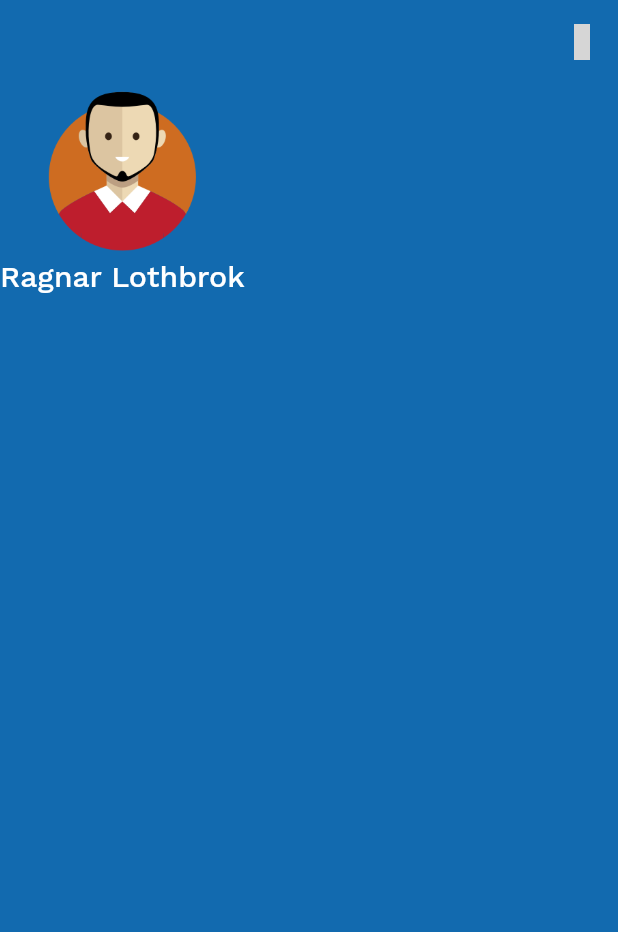
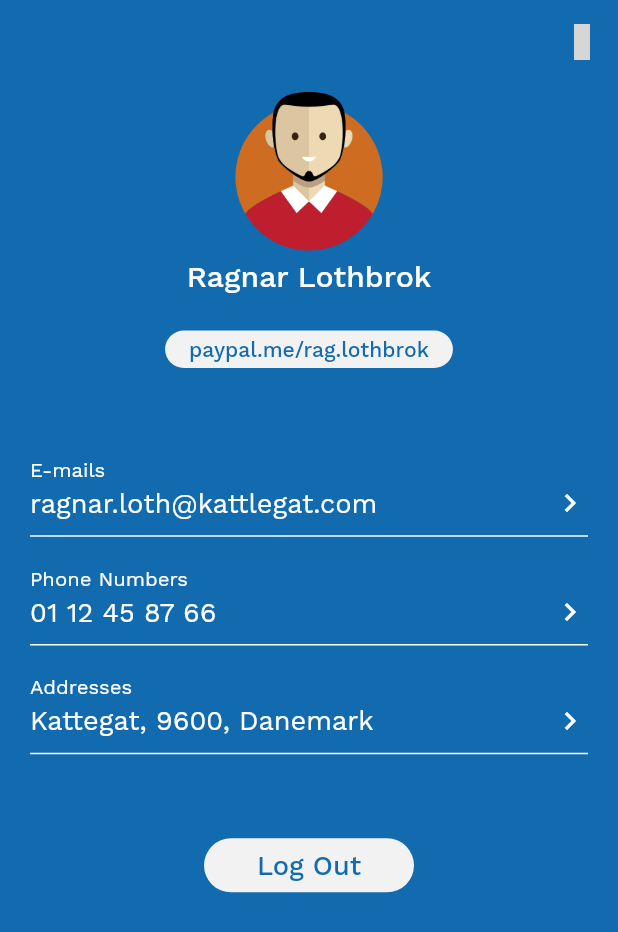
Before and after one commit to LiveLikeCounter/Flutter-Paypal-Redesign, a Flutter app: the screen it shows after launch, after a tap on "MR.RAGNAR LOTHBROK", on a phone screen of 412 x 824 dp. Shown: the top 932 px of the screen. Run offline on Flutter 3.47's test engine with Material 2 defaults, Android fonts, the phone set to English and light mode, and no system bars; our stand-ins replace community_material_icon; project files that could hold a hidden picture were left out; grey boxes are pictures that could not be loaded.

Commit message:
Profilepage added

```diff
--- a/lib/screens/profile.dart
+++ b/lib/screens/profile.dart
@@ -30,17 +30,150 @@ class _ProfileState extends State<Profile> {
               ),
             ],
           ),
-            body: Column(
+          body: SingleChildScrollView(
+            child: Column(
               mainAxisAlignment: MainAxisAlignment.start,
               crossAxisAlignment: CrossAxisAlignment.center,
               children: <Widget>[
                 Image.asset('assets/images/if_1_avatar_2754574.png', scale: 2.2),
                 Text(
                   'Ragnar Lothbrok',
-                  style: TextStyle(fontFamily: 'worksans', fontSize: 20, fontWeight: FontWeight.w500, color: Colors.white),
+                  style: TextStyle(
+                      fontFamily: 'worksans',
+                      fontSize: 20,
+                      fontWeight: FontWeight.w500,
+                      color: Colors.white),
+                ),
+                SizedBox(height: 25),
+                SizedBox(
+                  height: 25,
+                  child: FlatButton(
+                    color: PaypalColors.LightGrey,
+                    textColor: PaypalColors.DarkBlue,
+                    child: Text(
+                      "paypal.me/rag.lothbrok",
+                      style: TextStyle(
+                          fontFamily: "worksans",
+                          color: PaypalColors.DarkBlue,
+                          fontSize: 14),
+                    ),
+                    onPressed: () {
+                      Navigator.of(context).push(
+                        MaterialPageRoute<Null>(
+                          builder: (BuildContext context) {
+                            return Profile();
+                          },
+                          fullscreenDialog: true,
+                        ),
+                      );
+                    },
+                    shape: RoundedRectangleBorder(
+                      borderRadius: BorderRadius.circular(30.0),
+                    ),
+                  ),
+                ),
+                SizedBox(height: 50),
+                Container(
+                  margin: EdgeInsets.symmetric(horizontal: 20),
+                  child: Column(
+                    children: <Widget>[
+                      TextFormField(
+                        decoration: InputDecoration(
+                          labelText: "E-mails",
+                          labelStyle: TextStyle(color: Colors.white),
+                          enabledBorder: UnderlineInputBorder(
+                            borderSide: BorderSide(color: Colors.white),
+                          ),
+                          focusedBorder: UnderlineInputBorder(
+                            borderSide: BorderSide(color: Colors.white),
+                          ),
+                          // contentPadding: EdgeInsets.only(top: 40, bottom: 20),
+                          suffixIcon: Padding(
+                            padding: const EdgeInsetsDirectional.only(
+                                top: 18, start: 50),
+                            child: Icon(Icons.chevron_right, color: Colors.white),
+                          ),
+                        ),
+                        style: TextStyle(
+                            fontFamily: "worksans",
+                            color: Colors.white,
+                            fontSize: 18),
+                        initialValue: "ragnar.loth@kattlegat.com",
+                      ),
+                      SizedBox(height: 10),
+                      TextFormField(
+                        decoration: InputDecoration(
+                          labelText: "Phone Numbers",
+                          labelStyle: TextStyle(color: Colors.white),
+                          enabledBorder: UnderlineInputBorder(
+                            borderSide: BorderSide(color: Colors.white),
+                          ),
+                          focusedBorder: UnderlineInputBorder(
+                            borderSide: BorderSide(color: Colors.white),
+                          ),
+                          // contentPadding: EdgeInsets.only(top: 40, bottom: 20),
+                          suffixIcon: Padding(
+                            padding: const EdgeInsetsDirectional.only(
+                                top: 18, start: 50),
+                            child: Icon(Icons.chevron_right, color: Colors.white),
+                          ),
+                        ),
+                        style: TextStyle(
+                            fontFamily: "worksans",
+                            color: Colors.white,
+                            fontSize: 18),
+                        initialValue: "01 12 45 87 66",
+                      ),
+                      SizedBox(height: 10),
+                      TextFormField(
+                        decoration: InputDecoration(
+                          labelText: "Addresses",
+                          labelStyle: TextStyle(color: Colors.white),
+                          enabledBorder: UnderlineInputBorder(
+                            borderSide: BorderSide(color: Colors.white),
+                          ),
+                          focusedBorder: UnderlineInputBorder(
+                            borderSide: BorderSide(color: Colors.white),
+                          ),
+                          // contentPadding: EdgeInsets.only(top: 40, bottom: 20),
+                          suffixIcon: Padding(
+                            padding: const EdgeInsetsDirectional.only(
+                                top: 18, start: 50),
+                            child: Icon(Icons.chevron_right, color: Colors.white),
+                          ),
+                        ),
+                        style: TextStyle(
+                            fontFamily: "worksans",
+                            color: Colors.white,
+                            fontSize: 18),
+                        initialValue: "Kattegat, 9600, Danemark",
                       ),
                     ],
-            )),
+                  ),
+                ),
+                SizedBox(height: 50),
+                SizedBox(
+                  width: 140,
+                  child: FlatButton(
+                    color: PaypalColors.LightGrey,
+                    textColor: PaypalColors.DarkBlue,
+                    child: Text(
+                      "Log Out",
+                      style: TextStyle(
+                          fontFamily: "worksans",
+                          color: PaypalColors.DarkBlue,
+                          fontSize: 18),
+                    ),
+                    onPressed: () {},
+                    shape: RoundedRectangleBorder(
+                      borderRadius: BorderRadius.circular(30.0),
+                    ),
+                  ),
+                ),
+              ],
+            ),
+          ),
+        ),
       ),
     );
   }
```
Lines whose indentation alone changed are shown as unchanged.
